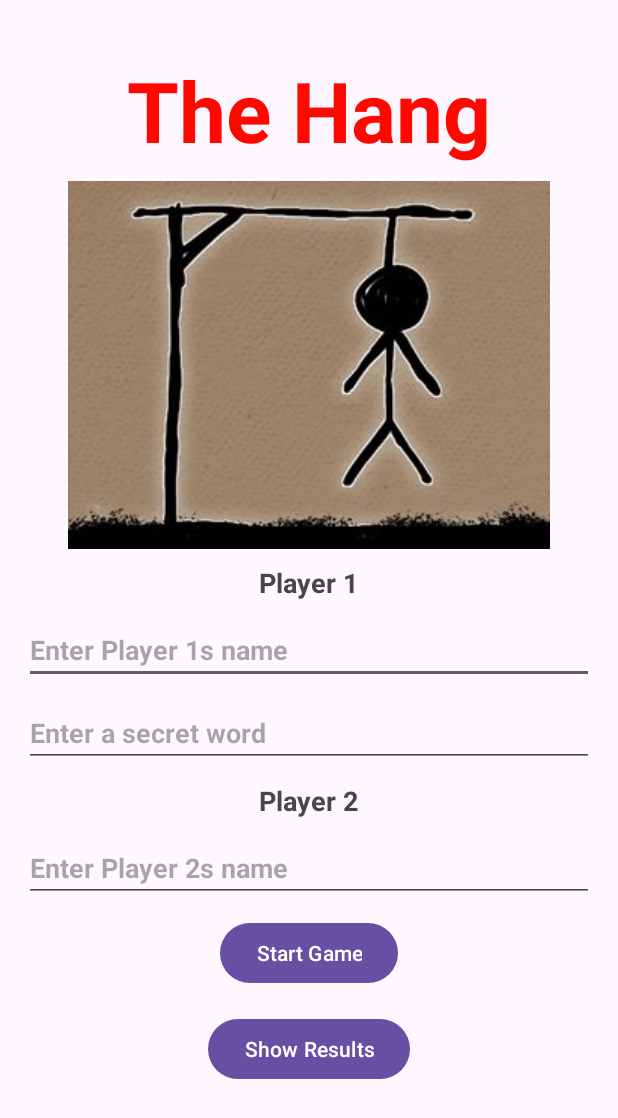
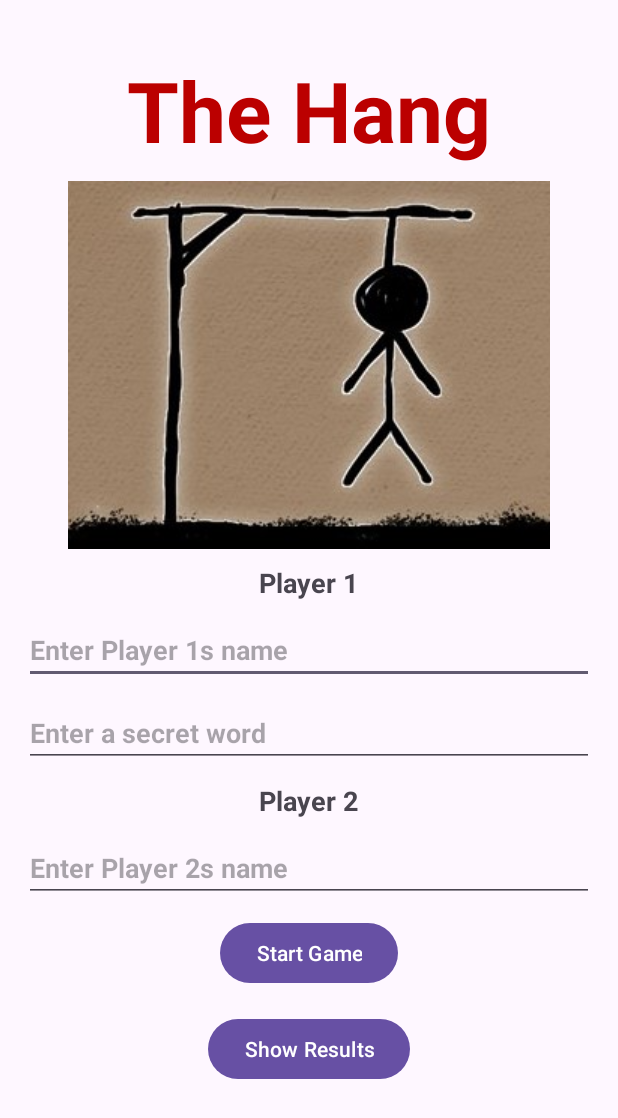
Before and after one commit to ChriVasi/hang-app, an Android app: the screen it shows after launch (MainActivity), on a phone screen of 412 x 824 dp. Shown: the top 1118 px of the screen. Run offline under Robolectric (Android 15) with nearby library versions, the phone set to English and light mode, and no system bars.

Commit message:
change-color-name

```diff
--- a/app/src/main/res/layout/activity_main.xml
+++ b/app/src/main/res/layout/activity_main.xml
@@ -22,7 +22,7 @@
             android:layout_height="wrap_content"
             android:layout_marginTop="20dp"
             android:text="@string/title"
-            android:textColor="#ff0800"
+            android:textColor="#BB0000"
             android:textSize="56sp"
             android:textStyle="bold" />
 
--- a/app/src/main/res/layout/game_activity.xml
+++ b/app/src/main/res/layout/game_activity.xml
@@ -10,7 +10,7 @@
 <LinearLayout xmlns:android="http://schemas.android.com/apk/res/android"
     xmlns:tools="http://schemas.android.com/tools"
     android:layout_width="match_parent"
-    android:layout_height="match_parent"
+    android:layout_height="wrap_content"
     android:orientation="vertical"
     android:gravity="center"
     android:padding="16dp"
```
